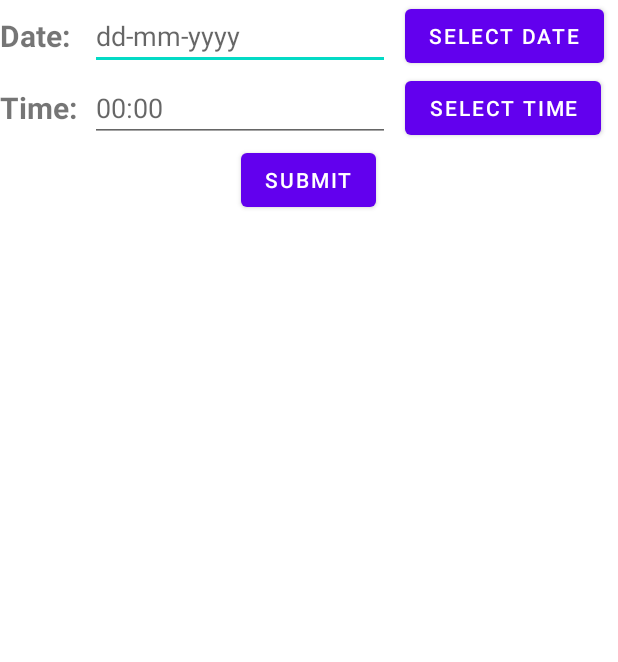
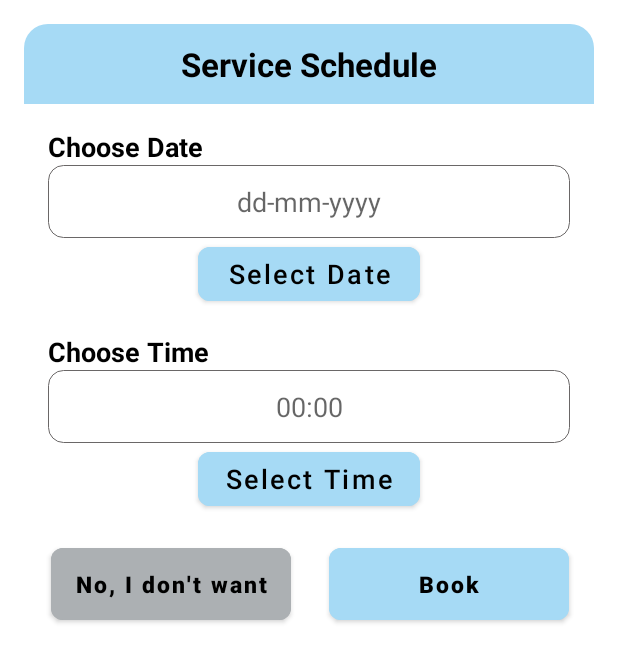
Before and after one commit to NguyennTrungg/NguyennTrungg.github.io, an Android app: the layout schedule.xml on its own in the app's theme, with its tools: preview values and no code run, on a phone screen of 412 x 824 dp. Shown: the top 662 px of the screen. Run offline under Robolectric (Android 15) with nearby library versions, the phone set to English and light mode, and no system bars.

Commit message:
update Schedule

```diff
--- /dev/null
+++ b/app/src/main/java/com/example/petshop/evenbus/MyUpdateScheduleEvent.java
@@ -0,0 +1,4 @@
+package com.example.petshop.evenbus;
+
+public class MyUpdateScheduleEvent {
+}
--- a/app/src/main/res/layout/activity_appointment_schedule.xml
+++ b/app/src/main/res/layout/activity_appointment_schedule.xml
@@ -10,8 +10,7 @@
 
     <RelativeLayout
         android:layout_width="wrap_content"
-        android:layout_height="wrap_content"
-        android:layout_alignParentBottom="true">
+        android:layout_height="wrap_content">
 
         <TextView
             android:id="@+id/txt_vaccine"
--- a/app/src/main/res/layout/schedule.xml
+++ b/app/src/main/res/layout/schedule.xml
@@ -1,71 +1,115 @@
 <?xml version="1.0" encoding="utf-8"?>
-<RelativeLayout xmlns:android="http://schemas.android.com/apk/res/android"
+<LinearLayout xmlns:android="http://schemas.android.com/apk/res/android"
     android:layout_width="match_parent"
-    android:layout_height="match_parent">
+    android:layout_height="wrap_content"
+    xmlns:app="http://schemas.android.com/apk/res-auto"
+    android:background="@drawable/custom_background"
+    android:layout_margin="16dp"
+    android:orientation="vertical">
+
+    <TextView
+        android:layout_width="match_parent"
+        android:layout_height="wrap_content"
+        android:padding="12dp"
+        android:textColor="@color/black"
+        android:gravity="center"
+        android:textSize="22sp"
+        android:text="Service Schedule"
+        android:background="@drawable/custom_title"
+        android:textStyle="bold" />
 
     <LinearLayout
-        android:id="@+id/ed_date"
         android:layout_width="match_parent"
         android:layout_height="wrap_content"
-        android:gravity="center_vertical"
-        android:orientation="horizontal">
+        android:padding="16dp"
+        android:orientation="vertical">
 
         <TextView
-            android:layout_width="60dp"
+            android:layout_width="match_parent"
             android:layout_height="wrap_content"
-            android:text="Date:"
-            android:textSize="20dp"
-            android:textStyle="bold"/>
-
+            android:text="Choose Date"
+            android:textStyle="bold"
+            android:textSize="18sp"
+            android:textColor="@color/black"/>
         <EditText
             android:id="@+id/et_date"
-            android:layout_width="200dp"
+            android:layout_width="match_parent"
             android:layout_height="wrap_content"
-            android:imeOptions="actionDone"
-            android:singleLine="true"
-            android:hint="dd-mm-yyyy"/>
-        <Button
-            android:layout_width="wrap_content"
+            android:padding="12dp"
+            android:hint="dd-mm-yyyy"
+            android:background="@drawable/cutom_edt4"
+            android:textAlignment="center"/>
+        <com.google.android.material.button.MaterialButton
+            android:id="@+id/btn_date"
+            android:layout_width="match_parent"
             android:layout_height="wrap_content"
-            android:text="SELECT DATE"
-            android:id="@+id/btn_date"
-            android:layout_marginStart="10dp"/>
+            android:text="Select Date"
+            android:textAllCaps="false"
+            android:textSize="18sp"
+            android:backgroundTint="#A6DAF5"
+            android:textColor="@color/black"
+            app:cornerRadius="8dp"
+            android:layout_marginHorizontal="100dp"/>
+
+        <TextView
+            android:paddingTop="15dp"
+            android:layout_width="match_parent"
+            android:layout_height="wrap_content"
+            android:text="Choose Time"
+            android:textStyle="bold"
+            android:textSize="18sp"
+            android:textColor="@color/black"/>
+        <EditText
+            android:id="@+id/et_time"
+            android:layout_width="match_parent"
+            android:layout_height="wrap_content"
+            android:padding="12dp"
+            android:hint="00:00"
+            android:background="@drawable/cutom_edt4"
+            android:textAlignment="center"/>
+        <com.google.android.material.button.MaterialButton
+            android:id="@+id/btn_time"
+            android:layout_width="match_parent"
+            android:layout_height="wrap_content"
+            android:text="Select Time"
+            android:textAllCaps="false"
+            android:textSize="18sp"
+            android:backgroundTint="#A6DAF5"
+            android:textColor="@color/black"
+            app:cornerRadius="8dp"
+            android:layout_marginHorizontal="100dp"/>
+
     </LinearLayout>
 
     <LinearLayout
-        android:id="@+id/ed_time"
         android:layout_width="match_parent"
         android:layout_height="wrap_content"
-        android:gravity="center_vertical"
-        android:orientation="horizontal"
-        android:layout_below="@id/ed_date">
-
-        <TextView
-            android:layout_width="60dp"
-            android:layout_height="wrap_content"
-            android:text="Time:"
-            android:textSize="20dp"
+        android:orientation="horizontal">
+        <com.google.android.material.button.MaterialButton
+            android:id="@+id/btn_No"
+            android:layout_marginLeft="18dp"
+            android:layout_width="160dp"
+            android:layout_height="60dp"
+            app:cornerRadius="8dp"
+            android:text="No, I don't want"
+            android:textSize="15sp"
+            android:textAllCaps="false"
+            android:backgroundTint="#ACB0B3"
+            android:textColor="@color/black"
             android:textStyle="bold"/>
 
-        <EditText
-            android:id="@+id/et_time"
-            android:layout_width="200dp"
-            android:layout_height="wrap_content"
-            android:imeOptions="actionDone"
-            android:singleLine="true"
-            android:hint="00:00"/>
-        <Button
-            android:layout_width="wrap_content"
-            android:layout_height="wrap_content"
-            android:text="SELECT TIME"
-            android:id="@+id/btn_time"
-            android:layout_marginStart="10dp"/>
+        <com.google.android.material.button.MaterialButton
+            android:id="@+id/btn_Yes"
+            android:layout_marginLeft="25dp"
+            android:layout_width="160dp"
+            android:layout_height="60dp"
+            app:cornerRadius="8dp"
+            android:text="Book"
+            android:textSize="15sp"
+            android:textAllCaps="false"
+            android:backgroundTint="#A6DAF5"
+            android:textColor="@color/black"
+            android:textStyle="bold"/>
+
     </LinearLayout>
-    <Button
-        android:id="@+id/btn_submit"
-        android:layout_width="wrap_content"
-        android:layout_height="wrap_content"
-        android:text="Submit"
-        android:layout_below="@id/ed_time"
-        android:layout_centerHorizontal="true"/>
-</RelativeLayout>
+</LinearLayout>
--- a/app/src/main/res/layout/services.xml
+++ b/app/src/main/res/layout/services.xml
@@ -2,7 +2,8 @@
 <RelativeLayout xmlns:android="http://schemas.android.com/apk/res/android"
     android:layout_width="match_parent"
     android:layout_height="match_parent"
-    xmlns:app="http://schemas.android.com/apk/res-auto">
+    xmlns:app="http://schemas.android.com/apk/res-auto"
+    android:id="@+id/service_layout">
 
     <View
         android:id="@+id/top_view"
```
Also changed, not shown: app/src/main/java/com/example/petshop/AppointmentSchedule.java (+56 -1 lines), app/src/main/java/com/example/petshop/Services.java (+190 -23 lines), app/src/main/java/com/example/petshop/dialog/DateTimePickerDialog.java (deleted, +0 -111 lines).
